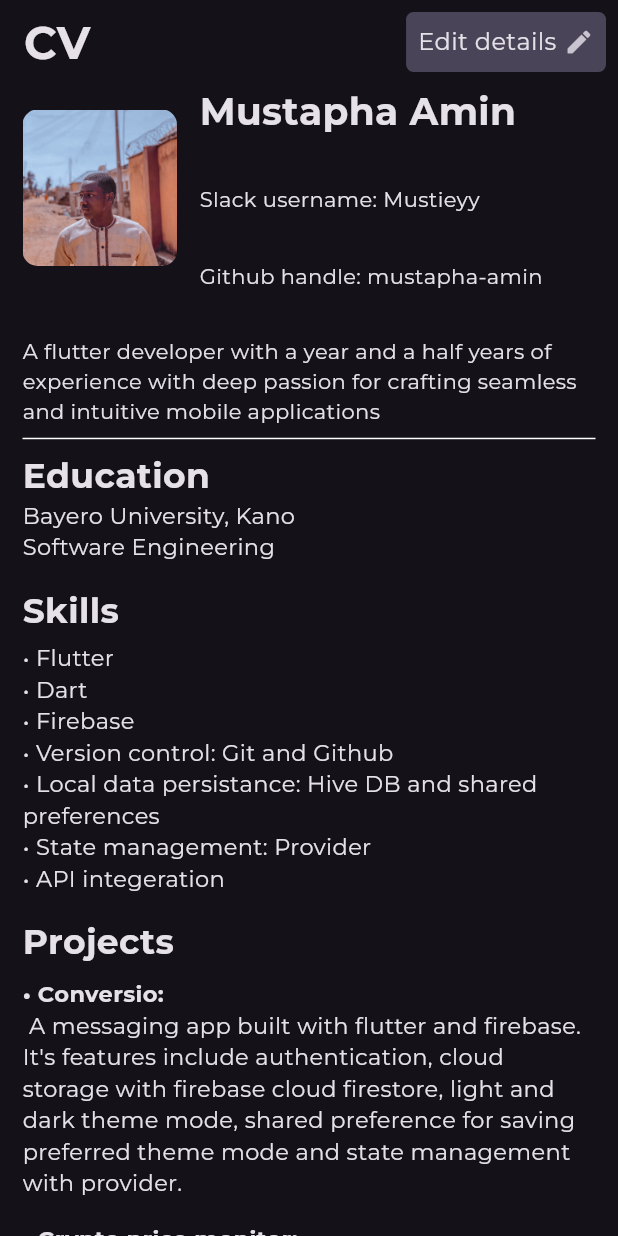
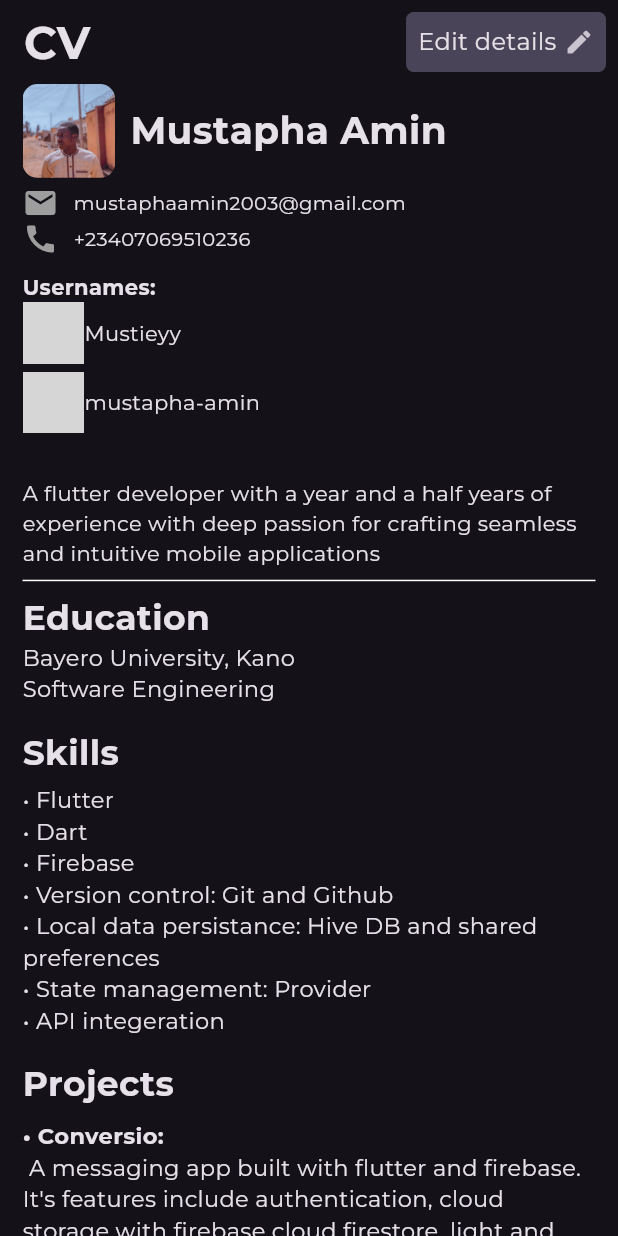
Before and after one commit to mustapha-amin/hng_mobile_task_two, a Flutter app: the screen it shows after launch, on a phone screen of 412 x 824 dp. Run offline on Flutter 3.47's test engine with Material 2 defaults, Android fonts, the light colour scheme and no system bars; grey boxes are pictures that could not be loaded.

Commit message:
email and phone number now included

```diff
--- a/lib/cv_data_store.dart
+++ b/lib/cv_data_store.dart
@@ -6,6 +6,8 @@ import 'models/project.dart';
 class CVDataStore {
   static CVData cvData = CVData(
     fullName: "Mustapha Amin",
+    email: "mustaphaamin2003@gmail.com",
+    phoneNumber: 7069510236,
     slackUsername: "Mustieyy",
     githubHandle: "mustapha-amin",
     bio:
@@ -54,5 +56,6 @@ class CVDataStore {
             "moment with flutter and firebase. It's features at the moment include authentication, product"
             "catalog, shopping cart and checkout.  ",
       )
-      ]);
+    ],
+  );
 }
--- a/lib/models/cv_data.dart
+++ b/lib/models/cv_data.dart
@@ -3,6 +3,8 @@ import 'package:hng_mobile_task_two/models/project.dart';
 
 class CVData {
   String? fullName;
+  String? email;
+  int? phoneNumber;
   String? slackUsername;
   String? githubHandle;
   String? bio;
@@ -12,6 +14,8 @@ class CVData {
 
   CVData({
     this.fullName,
+    this.email,
+    this.phoneNumber,
     this.slackUsername,
     this.githubHandle,
     this.bio,
@@ -22,6 +26,8 @@ class CVData {
 
   CVData copyWith({
     String? fullName,
+    String? email,
+    int? phoneNumber,
     String? slackUsername,
     String? githubHandle,
     String? bio,
@@ -31,6 +37,8 @@ class CVData {
   }) {
     return CVData(
       fullName: fullName ?? this.fullName,
+      email: email ?? this.email,
+      phoneNumber: phoneNumber ?? this.phoneNumber,
       slackUsername: slackUsername ?? this.slackUsername,
       githubHandle: githubHandle ?? this.githubHandle,
       bio: bio ?? this.bio,
--- a/lib/screens/edit/experience.dart
+++ b/lib/screens/edit/experience.dart
@@ -32,11 +32,15 @@ class _ExperienceSectionState extends State<ExperienceSection> {
         ),
         ...cvDataContainer.cvData.skills!.map(
           (skill) => Row(
+            mainAxisAlignment: MainAxisAlignment.spaceBetween,
             children: [
               SizedBox(
                 width: size.width * .6,
                 child: Text(skill, style: kTextStyle(15)),
               ),
+              Row(
+                mainAxisAlignment: MainAxisAlignment.end,
+                children: [
                   IconButton(
                     onPressed: () {
                       int index = cvDataContainer.cvData.skills!.indexOf(skill);
@@ -73,7 +77,8 @@ class _ExperienceSectionState extends State<ExperienceSection> {
                               "Do you want to delete this skill?",
                               style: kTextStyle(15),
                             ),
-                        action: () => cvDataContainer.removeFromSkills(skill),
+                            action: () =>
+                                cvDataContainer.removeFromSkills(skill),
                             actionTitle: "Yes",
                             dismissalTitle: "No",
                           );
@@ -83,11 +88,32 @@ class _ExperienceSectionState extends State<ExperienceSection> {
                     icon: const Icon(Icons.delete),
                   )
                 ],
+              )
+            ],
           ),
         ),
         VerticalSpacing(20),
         OutlinedButton(
-          onPressed: () {},
+          onPressed: () {
+            setState(() {
+              skillController.text = '';
+            });
+            showDialog(
+              context: context,
+              builder: (context) {
+                return CustomAlertDialog(
+                  title: "Add Skills",
+                  content: TextField(
+                    controller: skillController,
+                  ),
+                  action: () =>
+                      cvDataContainer.addToSkills(skillController.text),
+                  actionTitle: "Yes",
+                  dismissalTitle: "No",
+                );
+              },
+            );
+          },
           child: Text(
             "Add a skill",
             style: kTextStyle(15),
@@ -128,7 +154,9 @@ class _ExperienceSectionState extends State<ExperienceSection> {
               builder: (context) {
                 return CustomAlertDialog(
                   title: "Add a project",
-                  content: Row(
+                  content: SizedBox(
+                    height: size.height * .18,
+                    child: Column(
                       children: [
                         TextField(
                           controller: projectTitleContoller,
@@ -137,6 +165,7 @@ class _ExperienceSectionState extends State<ExperienceSection> {
                           controller: projectDetailController,
                         ),
                       ],
+                    ),
                   ),
                   action: () => cvDataContainer.addToProjects(
                     Project(
--- a/lib/screens/home.dart
+++ b/lib/screens/home.dart
@@ -61,48 +61,95 @@ class _HomePageState extends State<HomePage> {
         ],
       ),
       body: ListView(
+        physics: const BouncingScrollPhysics(),
         padding: const EdgeInsets.symmetric(horizontal: 15),
         children: [
-          SizedBox(
-            height: size.height * .18,
-            child: Scrollbar(
+          Scrollbar(
             controller: scrollController,
             child: SingleChildScrollView(
               padding: const EdgeInsets.only(bottom: 10),
               scrollDirection: Axis.horizontal,
-                child: Row(
+              child: Column(
+                mainAxisAlignment: MainAxisAlignment.spaceEvenly,
+                crossAxisAlignment: CrossAxisAlignment.start,
+                children: [
+                  Row(
                     children: [
                       ClipRRect(
                         borderRadius: BorderRadius.circular(10),
                         child: Image.asset(
                           'assets/images/musty.png',
-                        width: size.width * .25,
+                          width: size.width * .15,
                         ),
                       ),
-                    const SizedBox(
-                      width: 15,
-                    ),
-                    Column(
-                      mainAxisAlignment: MainAxisAlignment.spaceBetween,
-                      crossAxisAlignment: CrossAxisAlignment.start,
-                      children: [
+                      HorizontalSpacing(10),
                       Text(
                         "${cvData.fullName}",
                         style: kTextStyle(25, isBold: true),
                         softWrap: true,
                       ),
+                    ],
+                  ),
+                  VerticalSpacing(5),
+                  Row(
+                    children: [
+                      const Icon(
+                        Icons.email,
+                        color: Colors.grey,
+                      ),
+                      HorizontalSpacing(10),
                       Text(
-                          "Slack username: ${cvData.slackUsername}",
-                          style: kTextStyle(14),
+                        cvData.email!,
+                        style: kTextStyle(13),
+                      )
+                    ],
+                  ),
+                  Row(
+                    children: [
+                      const Icon(
+                        Icons.call,
+                        color: Colors.grey,
+                      ),
+                      HorizontalSpacing(10),
+                      Text(
+                        '+2340${cvData.phoneNumber}',
+                        style: kTextStyle(13),
+                      )
+                    ],
+                  ),
+                  VerticalSpacing(10),
+                  Text(
+                    "Usernames:",
+                    style: kTextStyle(14, isBold: true),
+                  ),
+                  Row(
+                    mainAxisAlignment: MainAxisAlignment.start,
+                    children: [
+                      Image.asset(
+                        'assets/images/slack.png',
+                        width: size.width * .10,
                       ),
                       Text(
-                          "Github handle: ${cvData.githubHandle}",
+                        "${cvData.slackUsername}",
                         style: kTextStyle(14),
                       ),
                     ],
-                    )
+                  ),
+                  VerticalSpacing(5),
+                  Row(
+                    children: [
+                      Image.asset(
+                        'assets/images/github.png',
+                        color: Colors.white,
+                        width: size.width * .10,
+                      ),
+                      Text(
+                        "${cvData.githubHandle}",
+                        style: kTextStyle(14),
+                      ),
                     ],
                   ),
+                ],
               ),
             ),
           ),
```
Lines whose indentation alone changed are shown as unchanged.
